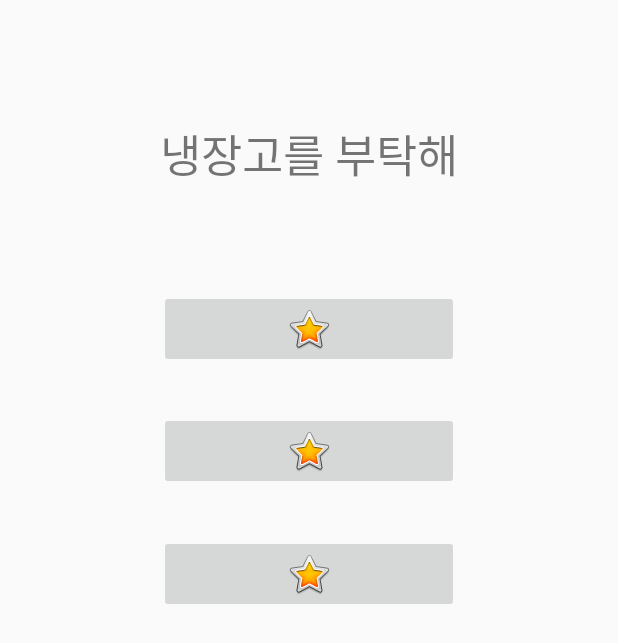
After one commit to doodoo1213/Please_refrigerator, an Android app: the layout homeview.xml on its own in the app's theme, with its tools: preview values and no code run, on a phone screen of 412 x 824 dp. The commit adds this screen. Shown: the top 643 px of the screen. Run offline under Robolectric (Android 15) with nearby library versions, the phone set to English and light mode, and no system bars.

Commit message:
homeActivity

```diff
--- /dev/null
+++ b/app/src/main/java/com/example/kimjuyoung/please_refrigerator/activity/activity_homeview.java
@@ -0,0 +1,19 @@
+package com.example.kimjuyoung.please_refrigerator.activity;
+
+import android.os.Bundle;
+import android.support.annotation.Nullable;
+import android.support.v7.app.AppCompatActivity;
+
+import com.example.kimjuyoung.please_refrigerator.R;
+
+/**
+ * Created by pc187 on 2017-12-04.
+ */
+
+public class activity_homeview extends AppCompatActivity {
+    @Override
+    protected void onPostCreate(@Nullable Bundle savedInstanceState) {
+        super.onPostCreate(savedInstanceState);
+
+    }
+}
--- a/app/src/main/res/layout/activity_cart.xml
+++ b/app/src/main/res/layout/activity_cart.xml
@@ -69,7 +69,11 @@
 
                 <ListView
                     android:layout_width="match_parent"
-                    android:layout_height="match_parent" />
+                    android:layout_height="match_parent" >
+                    <TextView
+                        android:layout_width="wrap_content"
+                        android:layout_height="wrap_content" />
+                </ListView>
             </LinearLayout>
         </ScrollView>
 
--- a/app/src/main/res/layout/activity_list.xml
+++ b/app/src/main/res/layout/activity_list.xml
@@ -75,5 +75,6 @@
                     android:layout_height="match_parent">
                 </ListView>
             </LinearLayout>
+
         </ScrollView>
     </android.support.constraint.ConstraintLayout>
--- /dev/null
+++ b/app/src/main/res/layout/homeview.xml
@@ -0,0 +1,44 @@
+<?xml version="1.0" encoding="utf-8"?>
+<RelativeLayout xmlns:android="http://schemas.android.com/apk/res/android"
+    xmlns:app="http://schemas.android.com/apk/res-auto"
+    android:layout_width="match_parent"
+    android:layout_height="match_parent">
+
+    <TextView
+        android:id="@+id/refri_text"
+        android:layout_width="wrap_content"
+        android:layout_height="wrap_content"
+        android:layout_alignParentTop="true"
+        android:layout_centerHorizontal="true"
+        android:layout_marginTop="80dp"
+        android:textSize="30dp"
+        android:text="냉장고를 부탁해" />
+
+    <ImageButton
+        android:id="@+id/refri_icon"
+        android:layout_width="200dp"
+        android:layout_height="wrap_content"
+        android:layout_alignParentTop="true"
+        android:layout_centerHorizontal="true"
+        android:layout_marginTop="193dp"
+        app:srcCompat="@android:drawable/btn_star_big_on" />
+
+    <ImageButton
+        android:id="@+id/cart_icon"
+        android:layout_width="200dp"
+        android:layout_height="wrap_content"
+        android:layout_alignStart="@+id/refri_icon"
+        android:layout_below="@+id/refri_icon"
+        android:layout_marginTop="29dp"
+        app:srcCompat="@android:drawable/btn_star_big_on" />
+
+    <ImageButton
+        android:id="@+id/recipe_icon"
+        android:layout_width="200dp"
+        android:layout_height="wrap_content"
+        android:layout_alignStart="@+id/cart_icon"
+        android:layout_below="@+id/cart_icon"
+        android:layout_marginTop="30dp"
+        app:srcCompat="@android:drawable/btn_star_big_on" />
+
+</RelativeLayout>
```
